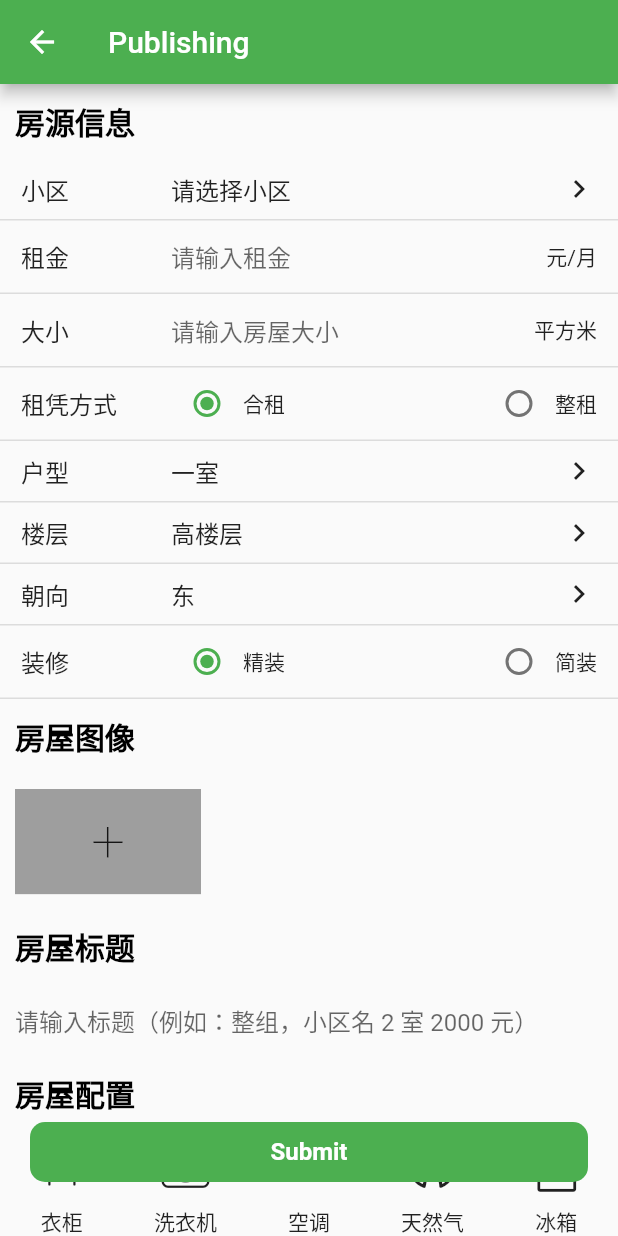
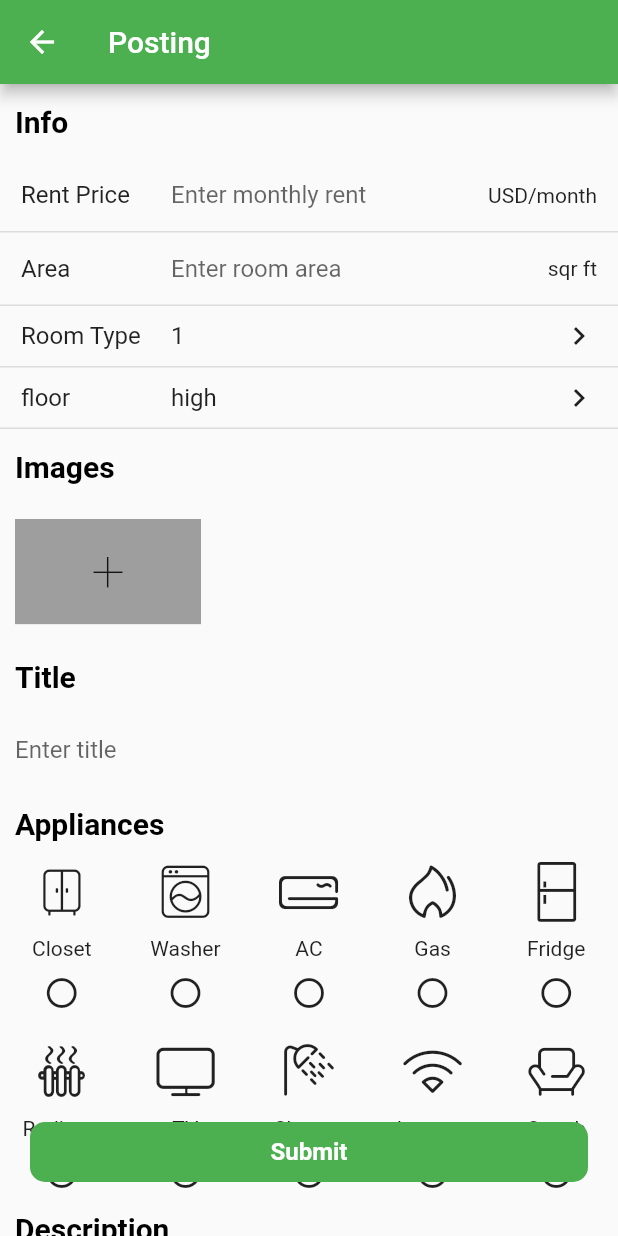
Before and after one commit to VQSHR/gwelling_rent, a Flutter app: the RoomAddPage screen opened by its route, on a phone screen of 412 x 824 dp. Run offline on Flutter 3.47's test engine with Material 2 defaults, Android fonts, the phone set to English and light mode, and no system bars; our stand-ins replace cached_network_image, dio, firebase_auth, firebase_core, flutter_swiper_null_safety, fluttertoast and 4 more; missing offline and left inert: firebase_ui_auth; accounts and stored records are empty; network calls fail; project files that could hold a hidden picture were left out.

Commit message:
trying add room

```diff
--- a/lib/pages/room_add/index.dart
+++ b/lib/pages/room_add/index.dart
@@ -30,7 +30,7 @@ class _RoomAddPageState extends State<RoomAddPage> {
   Widget build(BuildContext context) {
     return Scaffold(
       appBar: AppBar(
-        title: const Text('Publishing'),
+        title: const Text('Posting'),
       ),
       floatingActionButtonLocation: FloatingActionButtonLocation.centerFloat,
       floatingActionButton: CommonFloatingActionButton(
@@ -38,98 +38,98 @@ class _RoomAddPageState extends State<RoomAddPage> {
           () {}),
       body: ListView(
         children: [
-          const CommonTitle('房源信息'),
+          const CommonTitle('Info'),
+          // CommonFormItem(
+          //   label: 'community',
+          //   contentBuilder: (context) {
+          //     return GestureDetector(
+          //       behavior: HitTestBehavior.translucent,
+          //       onTap: () {
+          //         Navigator.pushNamed(context, 'search');
+          //       },
+          //       child: SizedBox(
+          //         height: 40,
+          //         child: Row(
+          //             mainAxisAlignment: MainAxisAlignment.spaceBetween,
+          //             children: const [
+          //               Text(
+          //                 'Select community',
+          //                 style: TextStyle(fontSize: 16),
+          //               ),
+          //               Icon(Icons.keyboard_arrow_right)
+          //             ]),
+          //       ),
+          //     );
+          //   },
+          // ),
           CommonFormItem(
-            label: '小区',
-            contentBuilder: (context) {
-              return GestureDetector(
-                behavior: HitTestBehavior.translucent,
-                onTap: () {
-                  Navigator.pushNamed(context, 'search');
-                },
-                child: SizedBox(
-                  height: 40,
-                  child: Row(
-                      mainAxisAlignment: MainAxisAlignment.spaceBetween,
-                      children: const [
-                        Text(
-                          '请选择小区',
-                          style: TextStyle(fontSize: 16),
-                        ),
-                        Icon(Icons.keyboard_arrow_right)
-                      ]),
-                ),
-              );
-            },
-          ),
-          CommonFormItem(
-            label: '租金',
-            suffixText: '元/月',
-            hintText: '请输入租金',
+            label: 'Rent Price',
+            suffixText: 'USD/month',
+            hintText: 'Enter monthly rent',
             controller: TextEditingController(),
           ),
           CommonFormItem(
-            label: '大小',
-            suffixText: '平方米',
-            hintText: '请输入房屋大小',
+            label: 'Area',
+            suffixText: 'sqr ft',
+            hintText: 'Enter room area',
             controller: TextEditingController(),
           ),
-          CommonRadioFormItem(
-            label: '租凭方式',
-            options: const ['合租', '整租'],
-            value: rentType,
-            onChange: (index) {
-              setState(() => rentType = index!);
-            },
-          ),
+          // CommonRadioFormItem(
+          //   label: 'Rent Type',
+          //   options: const ['partial', 'whole'],
+          //   value: rentType,
+          //   onChange: (index) {
+          //     setState(() => rentType = index!);
+          //   },
+          // ),
           CommonSelectFormItem(
-            label: '户型',
+            label: 'Room Type',
             value: roomType,
             onChange: (val) {
               setState(() => roomType = val!);
             },
-            options: const ['一室', '二室', '三室', '四室'],
+            options: const ['1', '2', '3', '4'],
           ),
           CommonSelectFormItem(
-            label: '楼层',
+            label: 'floor',
             value: floor,
             onChange: (val) {
               setState(() => floor = val!);
             },
-            options: const ['高楼层', '中楼层', '低楼层'],
+            options: const ['high', 'mid', 'low'],
           ),
-          CommonSelectFormItem(
-            label: '朝向',
-            value: oriented,
-            onChange: (val) {
-              setState(() => oriented = val!);
-            },
-            options: const ['东', '南', '西', '北'],
-          ),
-          CommonRadioFormItem(
-            label: '装修',
-            options: const ['精装', '简装'],
-            value: decorationType,
-            onChange: (index) {
-              setState(() => decorationType = index!);
-            },
-          ),
-          const CommonTitle('房屋图像'),
+          // CommonSelectFormItem(
+          //   label: 'Facing',
+          //   value: oriented,
+          //   onChange: (val) {
+          //     setState(() => oriented = val!);
+          //   },
+          //   options: const ['E', 'S', 'W', 'N'],
+          // ),
+          // CommonRadioFormItem(
+          //   label: '装修',
+          //   options: const ['精装', '简装'],
+          //   value: decorationType,
+          //   onChange: (index) {
+          //     setState(() => decorationType = index!);
+          //   },
+          // ),
+          const CommonTitle('Images'),
           const CommonImagePicker(),
-          const CommonTitle('房屋标题'),
+          const CommonTitle('Title'),
           Container(
             padding: const EdgeInsets.symmetric(horizontal: 10),
             child: TextField(
               controller: titleController,
               decoration: const InputDecoration(
-                hintText: '请输入标题（例如：整组，小区名 2 室 2000 元）',
+                hintText: 'Enter title',
                 border: InputBorder.none,
               ),
             ),
           ),
-          const CommonTitle('房屋配置'),
+          const CommonTitle('Appliances'),
           RoomAppliance((data) {}),
-          const CommonTitle('房屋描述'),
+          const CommonTitle('Description'),
           Container(
             margin: const EdgeInsets.only(bottom: 100),
             padding: const EdgeInsets.symmetric(horizontal: 10),
@@ -137,7 +137,7 @@ class _RoomAddPageState extends State<RoomAddPage> {
               controller: descController,
               maxLines: 5,
               decoration: const InputDecoration(
-                hintText: '请输入房屋描述信息',
+                hintText: 'Enter Description',
                 border: InputBorder.none,
               ),
             ),
--- a/lib/pages/room_detail/data.dart
+++ b/lib/pages/room_detail/data.dart
@@ -10,7 +10,7 @@ class RoomDetailData {
   List<String> houseImgs;
   List<String> tags;
   List<String> oriented;
-  List<String> applicances;
+  List<String> appliances;
 
   RoomDetailData({
     required this.id,
@@ -24,7 +24,7 @@ class RoomDetailData {
     required this.price,
     required this.floor,
     required this.oriented,
-    required this.applicances,
+    required this.appliances,
   });
 }
 
@@ -39,7 +39,7 @@ var defaultData = RoomDetailData(
     price: 3000,
     oriented: ['南'],
     roomType: '三室',
-    applicances: ['衣柜', '洗衣机'],
+    appliances: ['衣柜', '洗衣机'],
     tags: ["近地铁", "集中供暖", "新上", "随时看房"],
     houseImgs: [
       'http://ww3.sinaimg.cn/large/006y8mN6ly1g6e2tdgve1j30ku0bsn75.jpg',
--- a/lib/pages/room_detail/index.dart
+++ b/lib/pages/room_detail/index.dart
@@ -89,7 +89,7 @@ class _RoomDetailPageState extends State<RoomDetailPage> {
                 ),
               ),
               const CommonTitle('房屋配置'),
-              RoomApplicanceList(data.applicances),
+              RoomApplianceList(data.appliances),
               const CommonTitle('房屋概况'),
               Container(
                 padding: const EdgeInsets.symmetric(horizontal: 10),
--- a/lib/widgets/page_content.dart
+++ b/lib/widgets/page_content.dart
@@ -8,9 +8,9 @@ class PageContent extends StatelessWidget {
   @override
   Widget build(BuildContext context) {
     return Scaffold(
-      appBar: AppBar(title: Text('当前页面：$name')),
+      appBar: AppBar(title: Text('Current Page：$name')),
       body: Center(
-        child: Text('这是 $name 页面'),
+        child: Text('This is $name Page'),
       ),
     );
   }
--- a/lib/widgets/room_appliance.dart
+++ b/lib/widgets/room_appliance.dart
@@ -13,16 +13,16 @@ class RoomApplianceItem {
 }
 
 const List<RoomApplianceItem> _dataList = [
-  RoomApplianceItem('衣柜', 0xe918, false),
-  RoomApplianceItem('洗衣机', 0xe917, false),
-  RoomApplianceItem('空调', 0xe90d, false),
-  RoomApplianceItem('天然气', 0xe90f, false),
-  RoomApplianceItem('冰箱', 0xe907, false),
-  RoomApplianceItem('暖气', 0xe910, false),
-  RoomApplianceItem('电视', 0xe908, false),
-  RoomApplianceItem('热水器', 0xe912, false),
-  RoomApplianceItem('宽带', 0xe90e, false),
-  RoomApplianceItem('沙发', 0xe913, false),
+  RoomApplianceItem('Closet', 0xe918, false),
+  RoomApplianceItem('Washer', 0xe917, false),
+  RoomApplianceItem('AC', 0xe90d, false),
+  RoomApplianceItem('Gas', 0xe90f, false),
+  RoomApplianceItem('Fridge', 0xe907, false),
+  RoomApplianceItem('Radiator', 0xe910, false),
+  RoomApplianceItem('TV', 0xe908, false),
+  RoomApplianceItem('Shower', 0xe912, false),
+  RoomApplianceItem('Internet', 0xe90e, false),
+  RoomApplianceItem('Couch', 0xe913, false),
 ];
 
 class RoomAppliance extends StatefulWidget {
@@ -82,10 +82,10 @@ class _RoomApplianceState extends State<RoomAppliance> {
   }
 }
 
-class RoomApplicanceList extends StatelessWidget {
+class RoomApplianceList extends StatelessWidget {
   final List<String> list;
 
-  const RoomApplicanceList(this.list, {Key? key}) : super(key: key);
+  const RoomApplianceList(this.list, {Key? key}) : super(key: key);
 
   @override
   Widget build(BuildContext context) {
@@ -95,7 +95,7 @@ class RoomApplicanceList extends StatelessWidget {
     if (showList.isEmpty) {
       return Container(
         padding: const EdgeInsets.only(left: 10),
-        child: const Text('暂无房屋配置信息'),
+        child: const Text('No appliance info'),
       );
     }
 
--- a/lib/widgets/root_list_item_widget.dart
+++ b/lib/widgets/root_list_item_widget.dart
@@ -33,7 +33,7 @@ class RoomListItemWidget extends StatelessWidget {
                       maxLines: 1, overflow: TextOverflow.ellipsis),
                   Wrap(children: data.tags.map((e) => CommonTag(e)).toList()),
                   Text(
-                    '${data.price} 元/每月',
+                    '${data.price} USD/month',
                     style: const TextStyle(
                         color: Colors.orange,
                         fontSize: 16,
```
